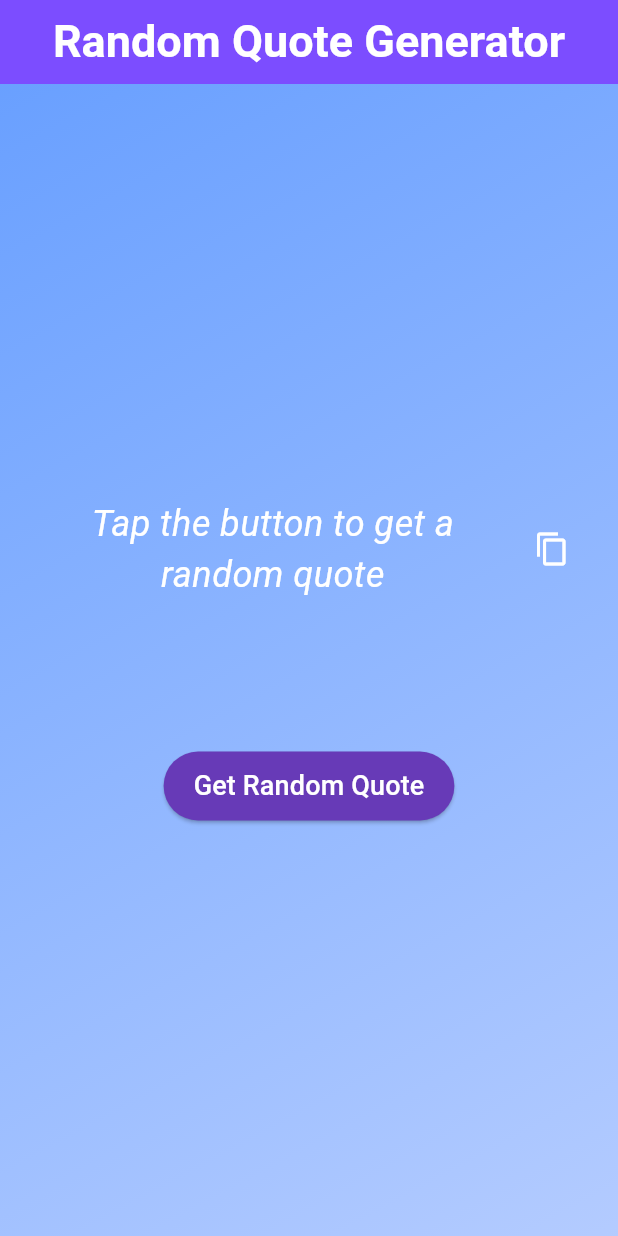
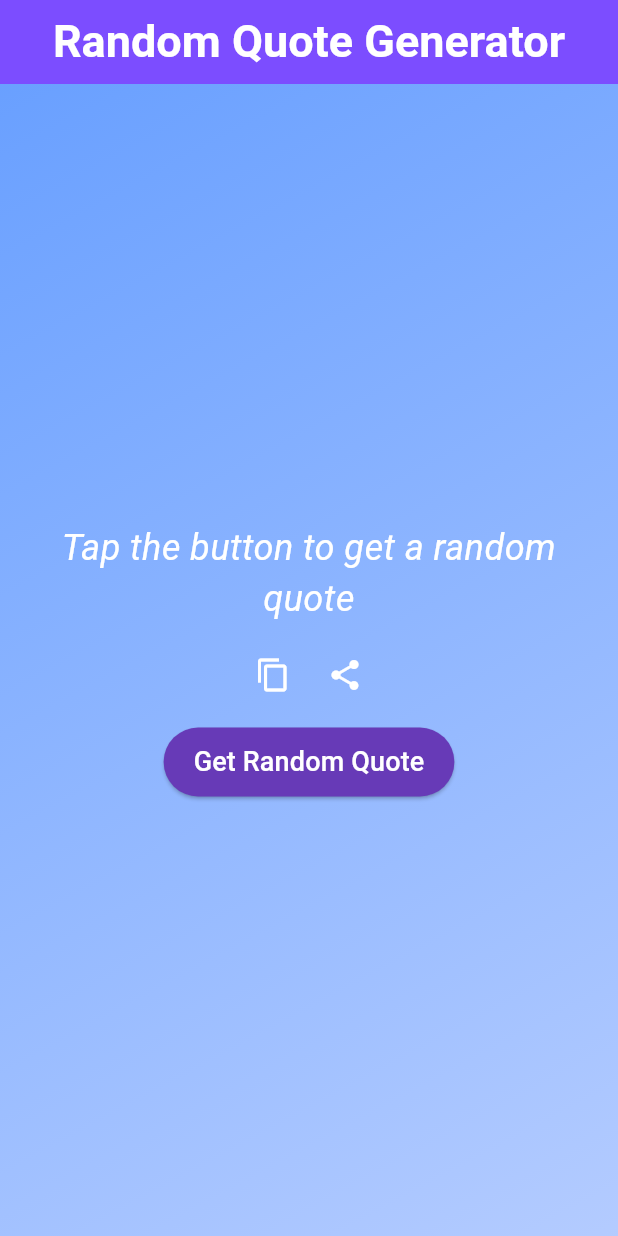
Before and after one commit to UjasBhatt10/CodeAlpha_Random_Quote_Generator, a Flutter app: the screen it shows after launch, on a phone screen of 412 x 824 dp. Run offline on Flutter 3.47's test engine with Material 3 defaults, Android fonts, the phone set to English and light mode, and no system bars; our stand-ins replace share_plus.

Commit message:
share_copy_add

```diff
--- a/lib/main.dart
+++ b/lib/main.dart
@@ -4,6 +4,7 @@ import 'dart:math';
 import 'package:flutter/material.dart';
 import 'package:flutter/services.dart'; // Import for Clipboard
 import 'package:http/http.dart' as http;
+import 'package:share_plus/share_plus.dart'; // Import for Share
 
 void main() {
   runApp(const RandomQuoteApp());
@@ -72,6 +73,11 @@ class _RandomQuoteScreenState extends State<RandomQuoteScreen> {
     );
   }
 
+  // Function to share quote
+  void _shareQuote() {
+    Share.share(_quote);
+  }
+
   @override
   Widget build(BuildContext context) {
     return Scaffold(
@@ -106,10 +112,6 @@ class _RandomQuoteScreenState extends State<RandomQuoteScreen> {
               children: <Widget>[
                 Padding(
                   padding: const EdgeInsets.symmetric(horizontal: 20),
-                  child: Row(
-                    mainAxisAlignment: MainAxisAlignment.center,
-                    children: [
-                      Expanded(
                   child: Text(
                     _quote,
                     style: TextStyle(
@@ -120,15 +122,23 @@ class _RandomQuoteScreenState extends State<RandomQuoteScreen> {
                     textAlign: TextAlign.center,
                   ),
                 ),
+                const SizedBox(height: 10),
+                Row(
+                  mainAxisAlignment: MainAxisAlignment.center,
+                  children: [
                     IconButton(
                       icon: Icon(Icons.copy),
                       color: Colors.white,
                       onPressed: _copyToClipboard,
                     ),
+                    IconButton(
+                      icon: Icon(Icons.share),
+                      color: Colors.white,
+                      onPressed: _shareQuote,
+                    ),
                   ],
                 ),
-                ),
-                const SizedBox(height: 100),
+                const SizedBox(height: 10),
                 ElevatedButton(
                   onPressed: _getRandomQuote,
                   style: ElevatedButton.styleFrom(
--- a/pubspec.yaml
+++ b/pubspec.yaml
@@ -36,6 +36,8 @@ dependencies:
   # Use with the CupertinoIcons class for iOS style icons.
   cupertino_icons: ^1.0.6
   http: ^1.2.1
+  share_plus: ^9.0.0
+
 
 dev_dependencies:
   flutter_test:
@@ -47,6 +49,7 @@ dev_dependencies:
   # package. See that file for information about deactivating specific lint
   # rules and activating additional ones.
   flutter_lints: ^3.0.0
+
 
 # For information on the generic Dart part of this file, see the
 # following page: https://dart.dev/tools/pub/pubspec
```
Also changed, not shown: pubspec.lock, 6 other files. Lines whose indentation alone changed are shown as unchanged.
